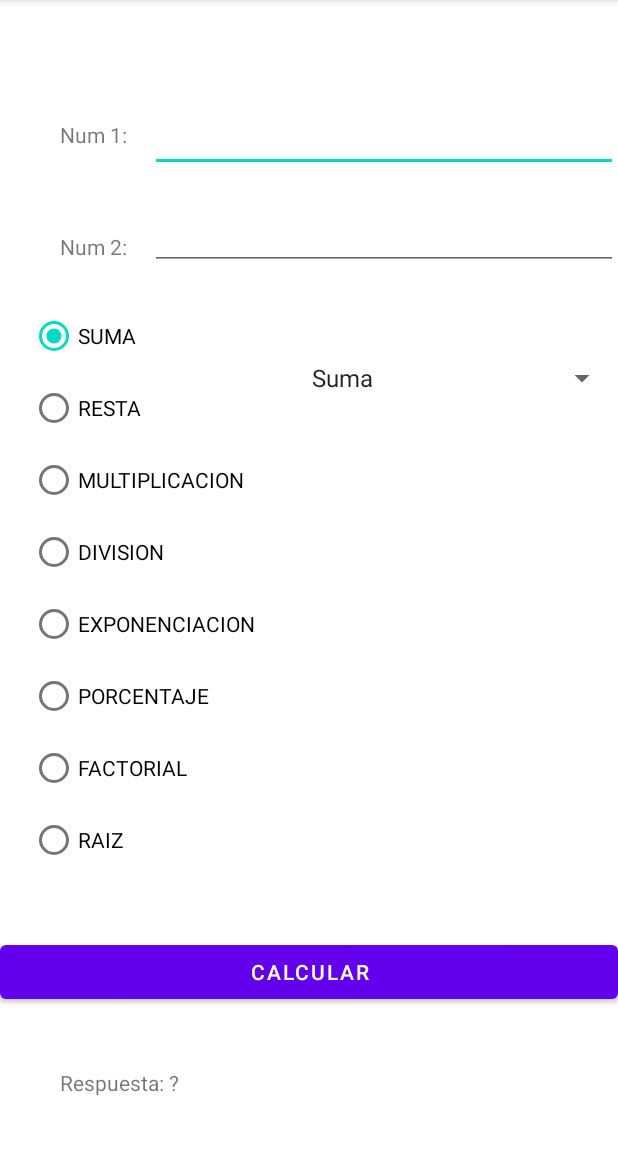
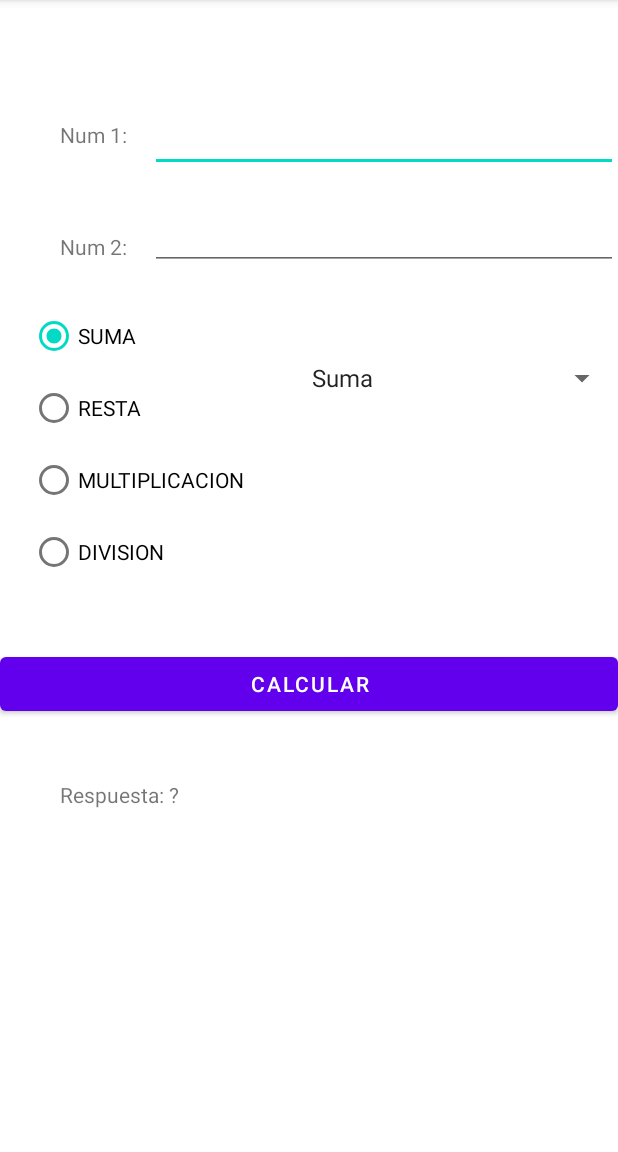
Before and after one commit to josejimenez20/Android_Studio_Ciclo_III, an Android app: the screen it shows after launch (MainActivity), on a phone screen of 412 x 824 dp, the part 84-1236 px from its top. Run offline under Robolectric (Android 15) with nearby library versions, the light colour scheme and no system bars.

```diff
--- a/controlesBasicos/app/src/main/res/layout/activity_main.xml
+++ b/controlesBasicos/app/src/main/res/layout/activity_main.xml
@@ -97,27 +97,6 @@
             android:text="DIVISION"
             android:layout_width="match_parent"
             android:layout_height="wrap_content"/>
-        <RadioButton
-            android:id="@+id/optExponenciacion"
-            android:text="EXPONENCIACION"
-            android:layout_width="match_parent"
-            android:layout_height="wrap_content"/>
-        <RadioButton
-            android:id="@+id/optPorcentaje"
-            android:text="PORCENTAJE"
-            android:layout_width="match_parent"
-            android:layout_height="wrap_content"/>
-        <RadioButton
-            android:id="@+id/optFactorial"
-            android:text="FACTORIAL"
-            android:layout_width="match_parent"
-            android:layout_height="wrap_content"/>
-        <RadioButton
-            android:id="@+id/optRaiz"
-            android:text="RAIZ"
-            android:layout_width="match_parent"
-            android:layout_height="wrap_content"/>
-
     </RadioGroup>
 
 
```
Also changed, not shown: controlesBasicos/app/src/main/java/com/ugb/controlesbasicos/MainActivity.java (+13 -4 lines).
